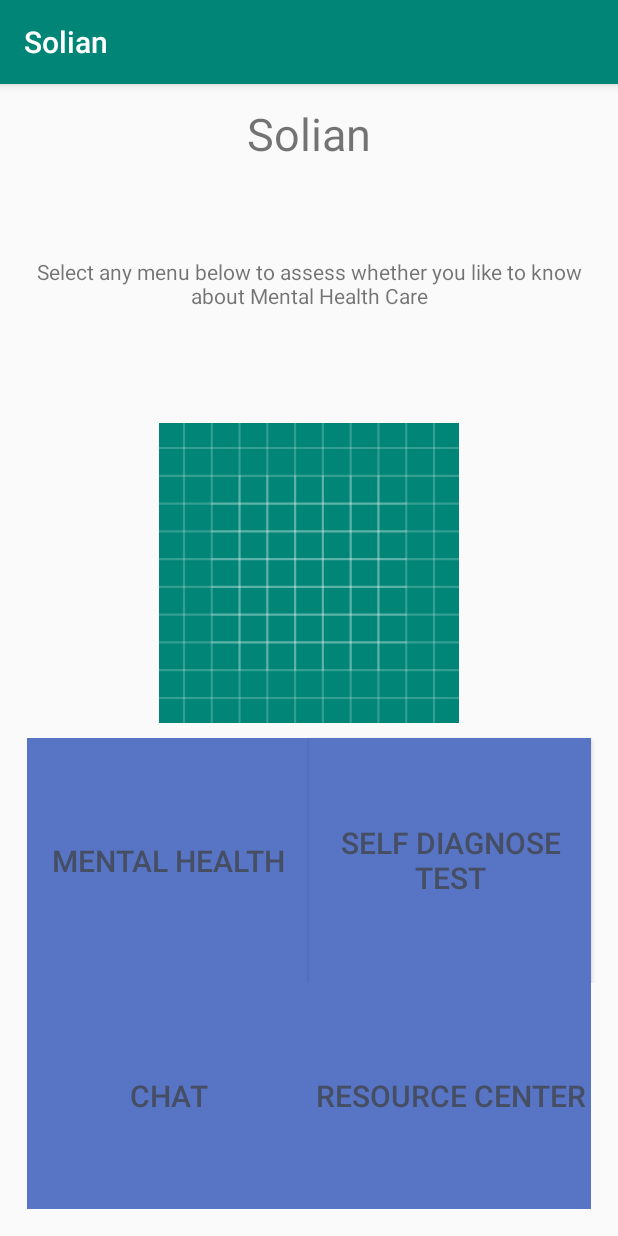
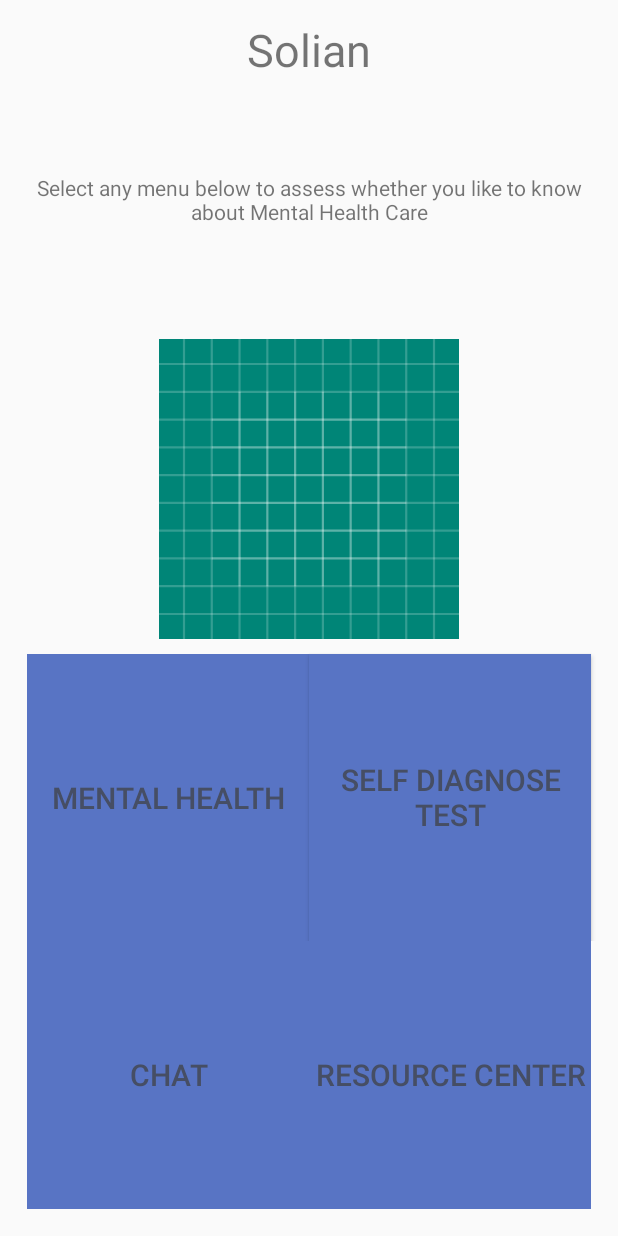
Before and after one commit to jphong1111/Mental_Health_Care, an Android app: the screen it shows after launch (MainActivity), on a phone screen of 412 x 824 dp. Run offline under Robolectric (Android 15) with nearby library versions, the phone set to English and light mode, and no system bars.

Commit message:
erase app title and add background of quiz

```diff
--- a/app/src/main/res/layout/menu2_1.xml
+++ b/app/src/main/res/layout/menu2_1.xml
@@ -4,6 +4,7 @@
     android:layout_width="match_parent"
     android:layout_height="match_parent"
     android:padding="16dp"
+    android:background="@drawable/quiz_background"
     >
 <TextView
     android:id="@+id/text_view_question_count"
--- a/app/src/main/res/values/styles.xml
+++ b/app/src/main/res/values/styles.xml
@@ -1,7 +1,7 @@
 <resources>
 
     <!-- Base application theme. -->
-    <style name="AppTheme" parent="Theme.AppCompat.Light.DarkActionBar">
+    <style name="AppTheme" parent="Theme.AppCompat.Light.NoActionBar">
         <!-- Customize your theme here. -->
         <item name="colorPrimary">@color/colorPrimary</item>
         <item name="colorPrimaryDark">@color/colorPrimaryDark</item>
```
